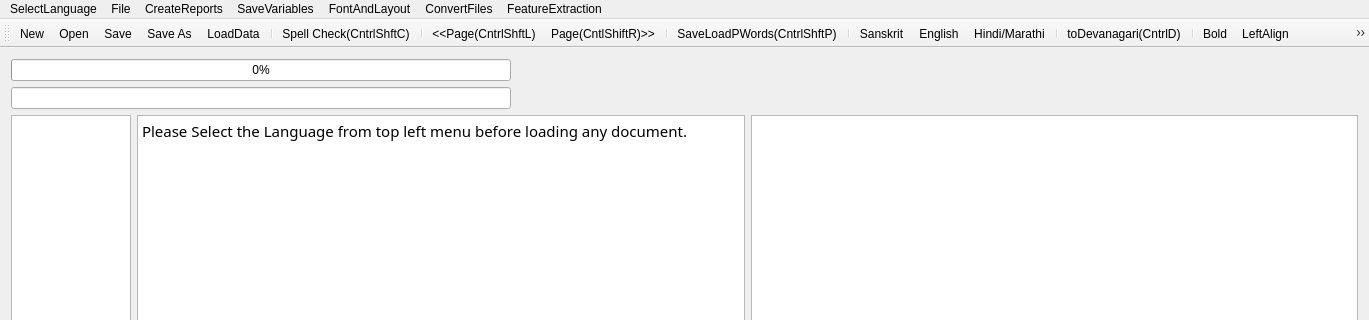
Above: FrameWorkCode/mainwindow.ui from UDAAN-LEAP/leap-pe-tool before the change; both pictures show x 0 to 1369 and y 0 to 320 of the 1369 by 736 pixel window. Below: the same form after it.
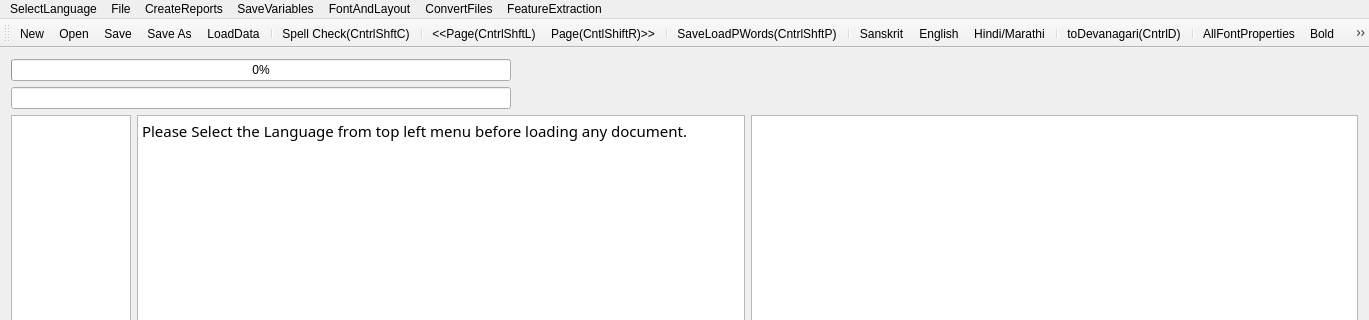
That is the form after the change. Icons and pictures are not drawn.

What changed in the file:
```diff
--- a/FrameWorkCode/mainwindow.ui
+++ b/FrameWorkCode/mainwindow.ui
@@ -255,12 +255,12 @@
    <addaction name="separator"/>
    <addaction name="actionToDevanagari"/>
    <addaction name="separator"/>
+   <addaction name="actionAllFontProperties"/>
    <addaction name="actionBold"/>
+   <addaction name="actionUnBold"/>
    <addaction name="actionLeftAlign"/>
-   <addaction name="actionRightAlign"/>
    <addaction name="actionCentreAlign"/>
-   <addaction name="actionAllFontProperties"/>
-   <addaction name="actionUnBold"/>
+   <addaction name="actionRightAlign"/>
   </widget>
   <widget class="QStatusBar" name="statusBar"/>
   <action name="actionOpen">
```
Left out of the diff: 51 changed lines with no effect on the pictures.
